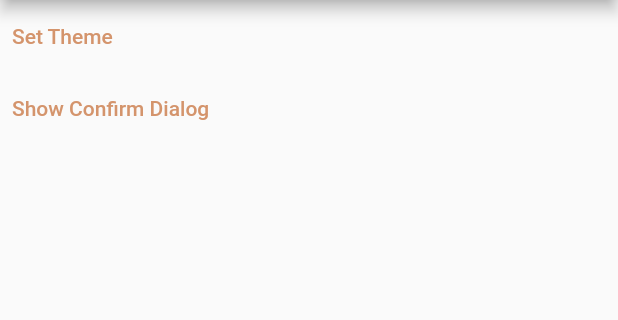
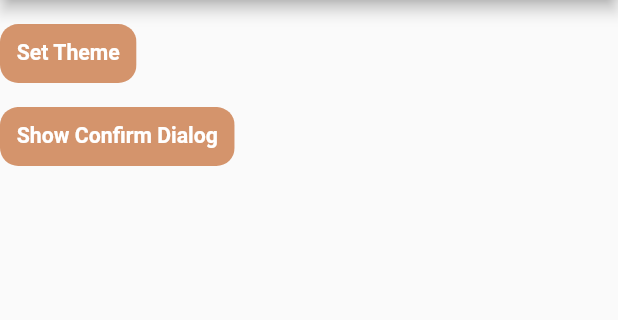
Before and after one commit to lyabs-dev/flutter-project-structure, a Flutter app: the screen it shows after launch, on a phone screen of 412 x 824 dp, the part 84-404 px from its top. Run offline on Flutter 3.47's test engine with Material 2 defaults, Android fonts, the phone set to English and light mode, and no system bars; our stand-ins replace flutter_bloc, flutter_screenutil, shared_preferences; missing offline and left inert: test; generated files the repository leaves out were written again.

Commit message:
Update app button with the new Size config

```diff
--- a/lib/main.dart
+++ b/lib/main.dart
@@ -1,20 +1,9 @@
-import 'package:flutter/material.dart';
-import 'package:flutter_structure/data/models/settings_item.dart';
-import 'package:flutter_structure/data/repositories/settings_repository.dart';
 import 'package:flutter_structure/logic/cubits/app_cubit.dart';
-import 'package:flutter_structure/logic/cubits/settings_cubit.dart';
 import 'package:flutter_structure/logic/states/app_state.dart';
-import 'package:flutter_structure/logic/states/settings_state.dart';
 import 'package:flutter_structure/presentation/components/page_container.dart';
-import 'package:flutter_structure/presentation/router/app_router.dart';
-import 'package:flutter_structure/presentation/screens/error_page/error_page.dart';
-import 'package:flutter_structure/presentation/screens/home/home.dart';
-import 'package:flutter_structure/presentation/styles/styles.dart';
-import 'package:flutter_structure/utils/constants.dart';
-import 'package:flutter_gen/gen_l10n/app_localizations.dart';
 import 'package:flutter_bloc/flutter_bloc.dart';
-import 'package:flutter_structure/utils/enums.dart';
-import 'package:flutter_structure/utils/size_config.dart';
+import 'package:flutter_structure/utils/my_material.dart';
+//import 'package:flutter_structure/presentation/screens/error_page/error_page.dart';
 
 void main() async {
   WidgetsFlutterBinding.ensureInitialized();
@@ -32,6 +21,11 @@ class MyApp extends StatelessWidget {
   @override
   Widget build(BuildContext context) {
 
+    return ScreenUtilInit(
+      designSize: const Size(375, 812),
+      minTextAdapt: true,
+      splitScreenMode: true,
+      builder: (context, child){
         return MultiBlocProvider(
           providers: [
             BlocProvider<SettingsCubit>(
@@ -56,8 +50,6 @@ class MyApp extends StatelessWidget {
                   child: BlocBuilder<AppCubit, AppState>(
                     builder: (appContext, appState) {
 
-                  SizeConfig().init(appContext);
-
                       if (appState.loadingState == CustomState.loading) {
                         return const Scaffold(
                           body: Center(
@@ -78,5 +70,8 @@ class MyApp extends StatelessWidget {
           ),
         );
       }
+    );
 
   }
+
+}
--- a/lib/presentation/components/app_button.dart
+++ b/lib/presentation/components/app_button.dart
@@ -1,97 +1,108 @@
-
-import 'package:flutter_structure/presentation/components/my_text.dart';
 import 'package:flutter_structure/utils/my_material.dart';
 
-class AppButton extends StatefulWidget {
+class AppButton extends StatelessWidget {
 
-  final String? text, icon, iconWhite;
+  final String text;
+  final Widget? icon;
   final Function onPressed;
   final FontWeight? textFontWeight;
-  final double fontSize, borderRadius, paddingHorizontal, paddingVertical;
-  final Color primaryColor, textColor;
-  final bool whitIcons;
+  final double? fontSize, borderRadius, paddingHorizontal, paddingVertical;
+  final Color primaryColor, textColor, highlightColor;
+  final bool whitIcons, isLoading;
+  final BuildContext context;
 
-  const AppButton(this.text, this.onPressed,
+  const AppButton(
       {Key? key,
+        required this.text,
+        required this.onPressed,
+        required this.context,
         this.primaryColor = colorPrimary,
         this.textColor = colorWhite,
         this.fontSize = textSizeSMedium,
-      this.borderRadius = 15,
+        this.borderRadius = 12,
         this.textFontWeight,
+        this.highlightColor = colorWhite,
         this.icon,
-      this.iconWhite,
-      this.paddingHorizontal = 15.0,
-      this.paddingVertical = 8.0,
+        this.paddingHorizontal = paddingMedium,
+        this.paddingVertical = paddingMedium,
+        this.isLoading = false,
         this.whitIcons = false})
       : super(key: key);
 
   @override
-  State<AppButton> createState() => _AppButtonState();
+  Widget build(BuildContext context) {
+
+    return Material(
+      color: Colors.transparent,
+      child: InkWell(
+        customBorder:
+        RoundedRectangleBorder(borderRadius: BorderRadius.circular(borderRadius!)),
+        onTap: () {
+          if (! isLoading) {
+            onPressed();
           }
-
-class _AppButtonState extends State<AppButton> {
-  bool _reaction = false;
-  @override
-  Widget build(BuildContext context) {
-    return InkWell(
-      customBorder:
-          RoundedRectangleBorder(borderRadius: BorderRadius.circular(50)),
-      onTap: () => widget.onPressed(),
-      onTapDown: (tDown) {
-        setState(() {
-          _reaction = true;
-        });
         },
-      onTapUp: (tUp) {
-        setState(() {
-          _reaction = false;
-        });
-      },
-      highlightColor: _reaction
-          ? colorPrimary.withOpacity(0.30)
-          : colorWhite.withOpacity(0.30),
+        highlightColor: colorWhite.withOpacity(0.2),
         hoverColor: colorWhite,
-      child: Container(
+        child: Ink(
+          //  width: getProportionateScreenWidth(width!, context),
           decoration: BoxDecoration(
-          color: _reaction ? colorPrimary : widget.primaryColor,
-          borderRadius: BorderRadius.all(Radius.circular(widget.borderRadius)),
+              color: backgroundColor,
+              borderRadius: BorderRadius.all(Radius.circular(borderRadius!.r))),
+          padding: EdgeInsets.symmetric(
+              horizontal: paddingHorizontal!.r,
+              vertical:  paddingVertical!.r
           ),
-        padding: EdgeInsets.symmetric(
-            horizontal: widget.paddingHorizontal,
-            vertical: widget.paddingVertical),
-        child: widget.whitIcons
+          child: whitIcons
               ? Row(
+            mainAxisAlignment: MainAxisAlignment.spaceBetween,
             children: [
-                  Image(
-                    image: AssetImage(
-                        _reaction ? widget.iconWhite! : widget.icon!),
-                    filterQuality: FilterQuality.high,
-                    height: 25,
-                  ),
+              icon!,
               SizedBox(
-                    width: getShortSize(5),
+                width: getShortSize(5, context),
               ),
               Expanded(
-                    child: MyText(
-                      widget.text!,
+                child: Text(
+                  buttonText,
                   style: TextStyle(
-                        fontSize: widget.fontSize,
-                        color: _reaction ? colorWhite : widget.textColor,
-                        fontWeight: widget.textFontWeight ?? FontWeight.w600,
+                    fontSize:
+                    fontSize!.sp,
+                    color: textColor,
+                    fontWeight: textFontWeight ?? FontWeight.w600,
                   ),
                 ),
               ),
             ],
           )
-            : MyText(
-                widget.text!,
+              : Text(
+            buttonText  ,
+            textAlign: TextAlign.center,
             style: TextStyle(
-                  fontSize:widget.fontSize,
-                  color: _reaction ? colorWhite : widget.textColor,
-                  fontWeight: widget.textFontWeight ?? FontWeight.w600,
+              fontSize: fontSize!.sp,
+              color: textColor,
+              fontWeight: textFontWeight ?? FontWeight.w600,
+            ),
           ),
         ),
       ),
     );
   }
+
+  Color? get backgroundColor {
+
+    if (isLoading) {
+      return primaryColor.withOpacity(0.5);
     }
+
+    return primaryColor;
+  }
+
+  String get buttonText {
+
+    if (isLoading) {
+      return '${AppLocalizations.of(context)!.loading}...';
+    }
+
+    return text;
+  }
+}
--- a/lib/presentation/components/confirm_dialog.dart
+++ b/lib/presentation/components/confirm_dialog.dart
@@ -52,7 +52,7 @@ class ConfirmDialog extends StatelessWidget {
                 height: 35,
               ),
               SizedBox(
-                width: getShortSize(10),
+                width: getShortSize(10, context),
               ),
               CircleButton(
                 Icons.done,
--- a/lib/presentation/languages/l10n/intl_en.arb
+++ b/lib/presentation/languages/l10n/intl_en.arb
@@ -11,5 +11,6 @@
   "tryAgain": "Try Again",
   "done": "Done",
   "ok": "Ok",
-  "view": "View"
+  "view": "View",
+  "loading": "Loading"
 }
--- a/lib/presentation/screens/home/home.dart
+++ b/lib/presentation/screens/home/home.dart
@@ -3,6 +3,7 @@ import 'package:flutter_gen/gen_l10n/app_localizations.dart';
 import 'package:flutter_bloc/flutter_bloc.dart';
 import 'package:flutter_structure/logic/cubits/app_cubit.dart';
 import 'package:flutter_structure/logic/cubits/settings_cubit.dart';
+import 'package:flutter_structure/presentation/components/app_button.dart';
 import 'package:flutter_structure/presentation/components/app_dialog.dart';
 import 'package:flutter_structure/presentation/components/page_container.dart';
 
@@ -29,19 +30,23 @@ class HomePageState extends State<HomePage> {
         body: Column(
           crossAxisAlignment: CrossAxisAlignment.start,
           children: [
-            TextButton(
-                onPressed: () {
-                  context.read<SettingsCubit>().toggleDarkMode();
-                },
-                child: const Text('Set Theme')
+            const SizedBox(height: 16),
+            AppButton(
+              text: 'Set Theme',
+              onPressed: () {
+                context.read<SettingsCubit>().toggleDarkMode();
+              },
+              context: context,
             ),
-            TextButton(
+            const SizedBox(height: 16),
+            AppButton(
+              text: 'Show Confirm Dialog',
               onPressed: () {
                 AppDialog.showConfirmDialog(context, 'Do you like this app?')
                     .then((value) => debugPrint('========> User\'s answer: $value'));
               },
-              child: const Text('Show Confirm Dialog'),
-            )
+              context: context
+            ),
           ],
         ),
       ),
--- a/lib/utils/my_material.dart
+++ b/lib/utils/my_material.dart
@@ -3,6 +3,7 @@ library widget;
 export 'package:flutter/material.dart';
 export 'package:flutter_localizations/flutter_localizations.dart';
 export 'package:flutter_gen/gen_l10n/app_localizations.dart';
+export 'package:flutter_screenutil/flutter_screenutil.dart';
 
 //components
 
--- a/pubspec.yaml
+++ b/pubspec.yaml
@@ -31,6 +31,7 @@ dependencies:
   cupertino_icons: ^1.0.5
   http: ^0.13.5
   test: ^1.21.1
+  flutter_screenutil: ^5.6.1
 
 dev_dependencies:
   flutter_test:
```
Also changed, not shown: lib/presentation/components/app_dialog.dart (+4 -3 lines), lib/presentation/screens/error_page/error_page.dart (+7 -7 lines), lib/utils/constants.dart (+11 -0 lines), lib/utils/size_config.dart (+41 -46 lines). Lines whose indentation alone changed are shown as unchanged.
